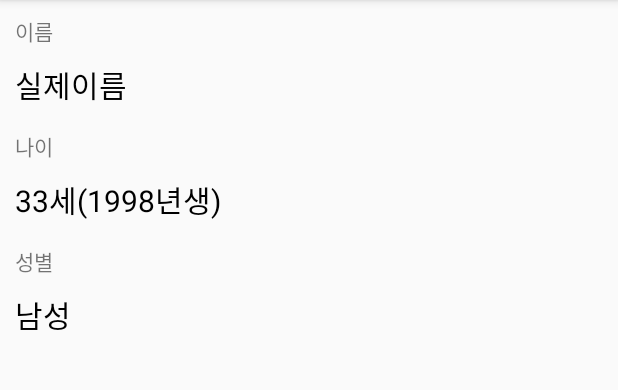
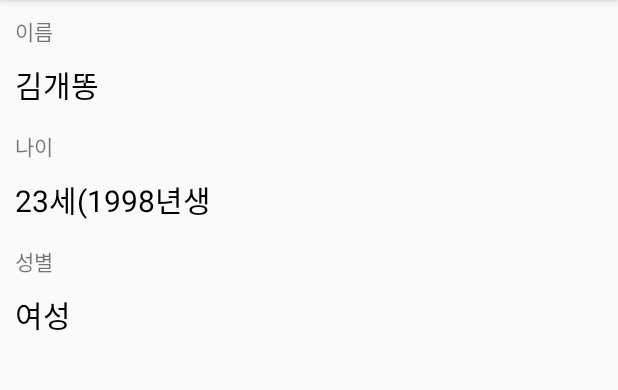
Before and after one commit to parkcrystal/ListView_20200530, an Android app: the screen it shows after launch (ViewStudentActivity), after a tap on an icon or button, on a phone screen of 412 x 824 dp, the part 84-474 px from its top. Run offline under Robolectric (Android 15) with nearby library versions, the phone set to English and light mode, and no system bars.

Commit message:
받아낸 학생정보 활용 데이터 출력

```diff
--- a/app/src/main/java/com/phis/listview_20200530/ViewStudentActivity.kt
+++ b/app/src/main/java/com/phis/listview_20200530/ViewStudentActivity.kt
@@ -3,6 +3,7 @@ package com.phis.listview_20200530
 import androidx.appcompat.app.AppCompatActivity
 import android.os.Bundle
 import com.phis.listview_20200530.datas.Student
+import kotlinx.android.synthetic.main.activity_view_student.*
 
 class ViewStudentActivity : AppCompatActivity() {
 
@@ -14,5 +15,17 @@ class ViewStudentActivity : AppCompatActivity() {
 
 
         val student = intent.getSerializableExtra("student") as Student
+
+
+        nameTxt.text = student.name
+        ageTxt.text = "${student.getKoreanAge(2020)}세(${student.birthYear}년생"
+
+
+        if(student.isMale) {
+            genderTxt.text  = "남성"
+        } else {
+            genderTxt.text = "여성"
+        }
+
     }
 }
--- a/app/src/main/res/layout/activity_view_student.xml
+++ b/app/src/main/res/layout/activity_view_student.xml
@@ -14,12 +14,13 @@
         android:text="이름" />
 
     <TextView
+        android:id="@+id/nameTxt"
         android:layout_width="wrap_content"
         android:layout_height="wrap_content"
-        android:textSize="20sp"
+        android:layout_marginTop="10dp"
+        android:text="실제이름"
         android:textColor="#000000"
-        android:text="실제이름"
-        android:layout_marginTop="10dp" />
+        android:textSize="20sp" />
 
     <TextView
         android:layout_width="wrap_content"
@@ -29,6 +30,7 @@
 
 
     <TextView
+        android:id="@+id/ageTxt"
         android:layout_width="wrap_content"
         android:layout_height="wrap_content"
         android:textSize="20sp"
@@ -44,12 +46,13 @@
         android:text="성별" />
 
     <TextView
+        android:id="@+id/genderTxt"
         android:layout_width="wrap_content"
         android:layout_height="wrap_content"
-        android:textSize="20sp"
+        android:layout_marginTop="10dp"
+        android:text="남성"
         android:textColor="#000000"
-        android:text="남성"
-        android:layout_marginTop="10dp" />
+        android:textSize="20sp" />
 
 
 </LinearLayout>
```
